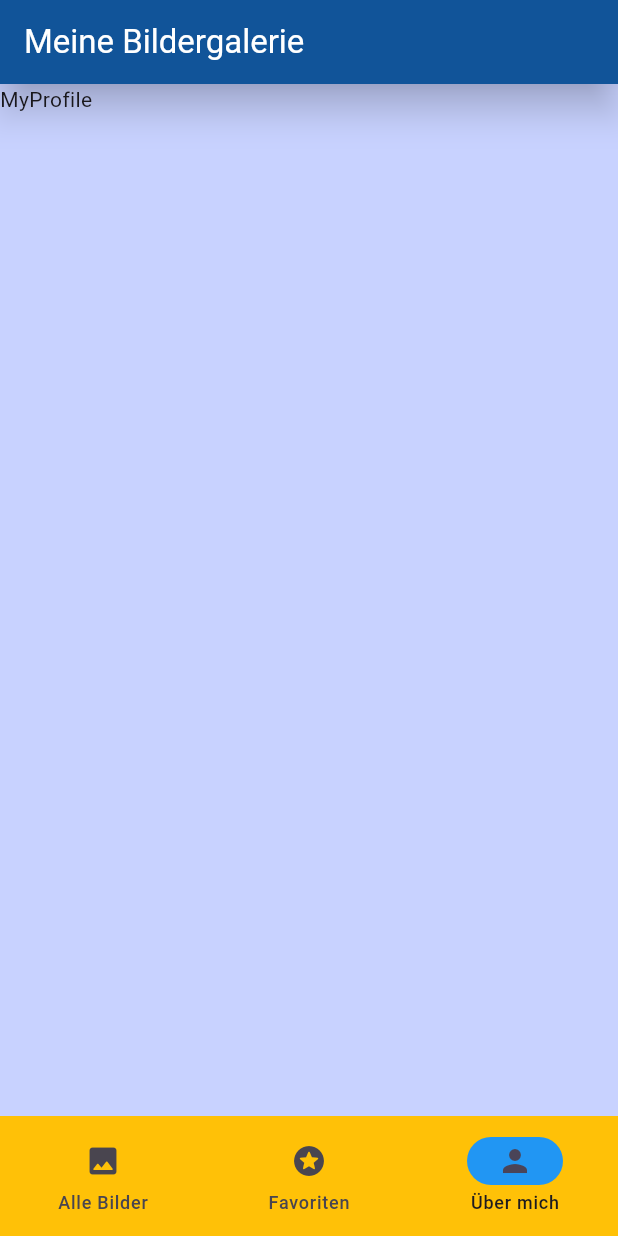
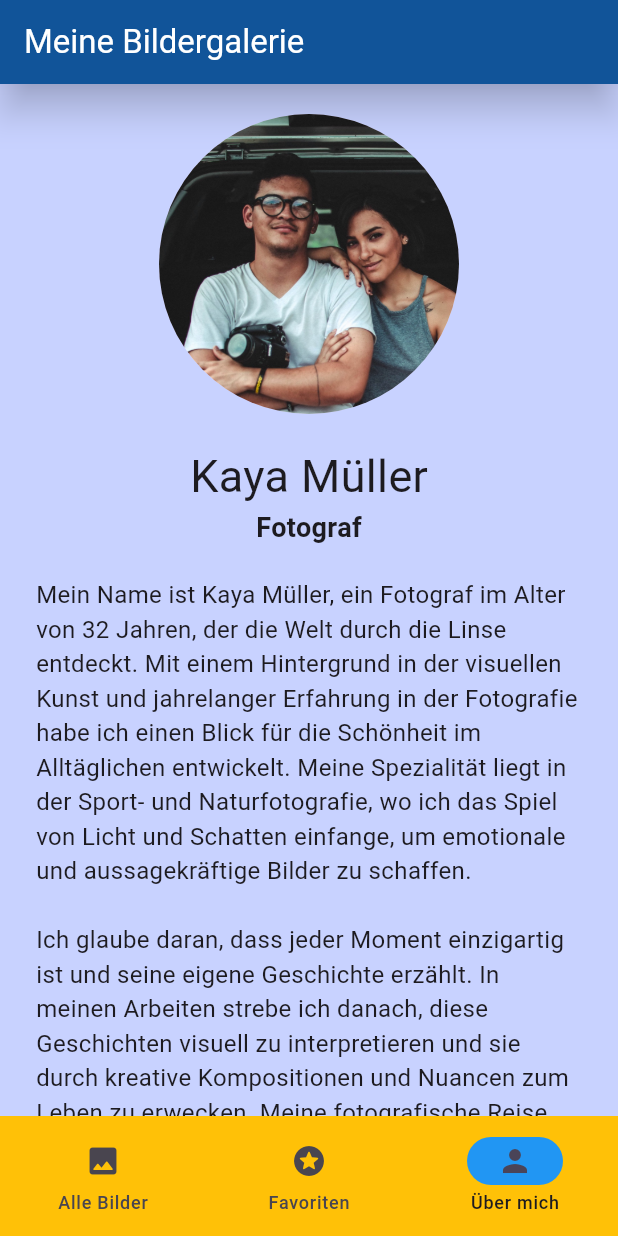
Before and after one commit to JuergenHollmann/project_13_picture_gallery_jh, a Flutter app: the screen it shows after launch, item 3 of the bottom bar chosen, on a phone screen of 412 x 824 dp. Run offline on Flutter 3.47's test engine with Material 3 defaults, Android fonts, the phone set to English and light mode, and no system bars.

Commit message:
made many Experiments with "ProfilePage"

```diff
--- a/lib/features/profile/profile.dart
+++ b/lib/features/profile/profile.dart
@@ -15,20 +15,56 @@
       home: Scaffold(
         // den gesamten Hintergrund einfärben:
         backgroundColor: primeColor,
-        // appBar: AppBar(
-        //   title: const Text('Mein Profil'),
-        //   foregroundColor: Colors.white, // Schriftfarbe
-        //   backgroundColor:
-        //       const Color.fromARGB(255, 4, 85, 151), // dunkles Blau
-        //   shadowColor: Colors.black87, // Schattten unter der AppBar
-        //   elevation: 10, // Höhe des Schattens unter der AppBar
-        // ),
-        body: SafeArea(
-          child: Text('MyProfile'),
+// ----------------------------------------------------------------------------------------------
+// AppBar
+// ----------------------------------------------------------------------------------------------
+//         appBar: AppBar(
+//           title: const Text('Mein Profil'),
+//           foregroundColor: Colors.white, // Schriftfarbe
+//           backgroundColor:
+//               const Color.fromARGB(255, 4, 85, 151), // dunkles Blau
+//           shadowColor: Colors.black87, // Schattten unter der AppBar
+//           elevation: 10, // Höhe des Schattens unter der AppBar
+//         ),
+// ----------------------------------------------------------------------------------------------
+        body: SingleChildScrollView(
+          padding: EdgeInsets.symmetric(horizontal: 24),
+
+          // Hier soll mein Profilbild in einem runden Kreis angezeigt werden
+          child: Column(
+            mainAxisAlignment: MainAxisAlignment.center,
+            crossAxisAlignment: CrossAxisAlignment.center,
+            children: [
+              SizedBox(height: 20),
+              CircleAvatar(
+                backgroundImage: AssetImage("assets/images/kaya.jpeg"),
+                radius: 100,
+              ),
+              Column(
+                children: [
+                  SizedBox(height: 20),
+                  Text(
+                    "Kaya Müller",
+                    style: TextStyle(fontSize: 30),
+                  ),
+                  Text(
+                    "Fotograf",
+                    style: TextStyle(fontSize: 18, fontWeight: FontWeight.bold),
+                  ),
+                  SizedBox(height: 20),
+// ----------------------------------------------------------------------------------------------
+                  Text(
+                    "Mein Name ist Kaya Müller, ein Fotograf im Alter von 32 Jahren, der die Welt durch die Linse entdeckt. Mit einem Hintergrund in der visuellen Kunst und jahrelanger Erfahrung in der Fotografie habe ich einen Blick für die Schönheit im Alltäglichen entwickelt. Meine Spezialität liegt in der Sport- und Naturfotografie, wo ich das Spiel von Licht und Schatten einfange, um emotionale und aussagekräftige Bilder zu schaffen.\n\nIch glaube daran, dass jeder Moment einzigartig ist und seine eigene Geschichte erzählt. In meinen Arbeiten strebe ich danach, diese Geschichten visuell zu interpretieren und sie durch kreative Kompositionen und Nuancen zum Leben zu erwecken. Meine fotografische Reise hat mich durch verschiedene Länder geführt, wo ich die Vielfalt der Kulturen und Landschaften festhalte, immer auf der Suche nach neuen Perspektiven und Herausforderungen.\n\nMein Anspruch ist es, mit meinen Bildern nicht nur zu dokumentieren, sondern auch zu inspirieren und zu berühren. Jeder Auftrag und jedes Projekt ist für mich eine Möglichkeit, meine Leidenschaft und mein Können zu zeigen und eine Verbindung zwischen dem Betrachter und dem Bild herzustellen.",
+                    style: TextStyle(fontSize: 16),
+                  ),
+                ],
+              ),
+            ],
+          ),
         ),
-// // ----------------------------------------------------------------------------------------------
-// // Standard NavigationBar
-// // ----------------------------------------------------------------------------------------------
+// ----------------------------------------------------------------------------------------------
+// Standard NavigationBar
+// ----------------------------------------------------------------------------------------------
 //         bottomNavigationBar: NavigationBar(
 //           backgroundColor:
 //               Colors.amber, //const Color.fromARGB(255, 4, 85, 151),
@@ -56,7 +92,7 @@
 //             ),
 //           ],
 //         ),
-// // ----------------------------------------------------------------------------------------------
+// ----------------------------------------------------------------------------------------------
       ),
     );
   }
```
